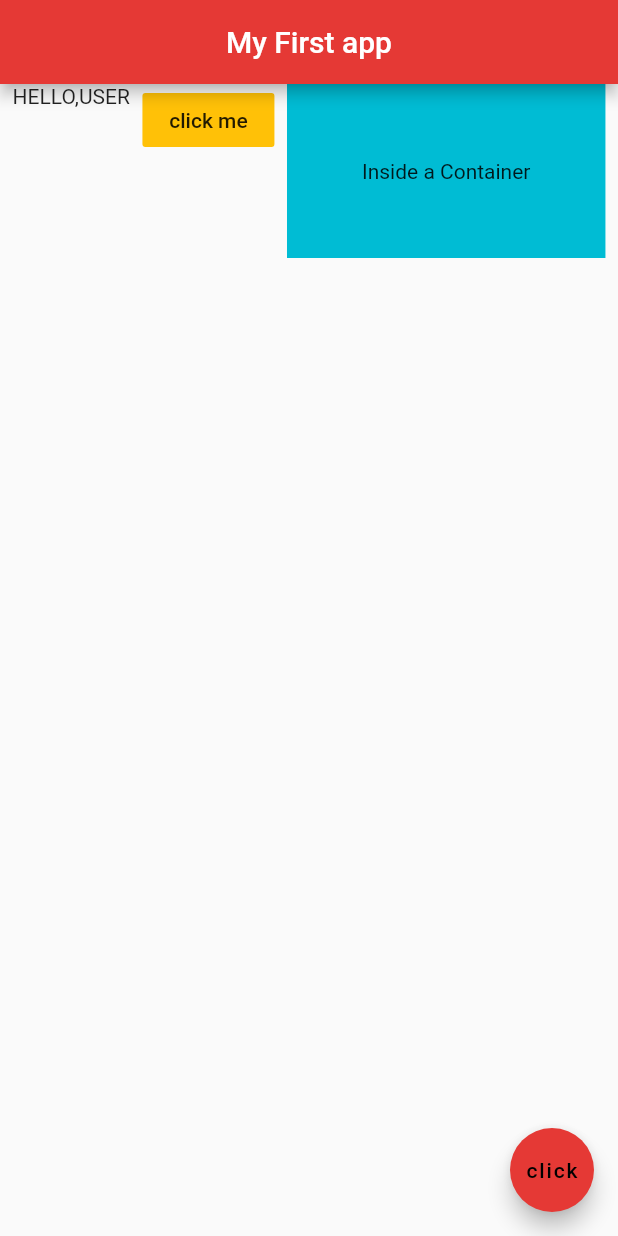
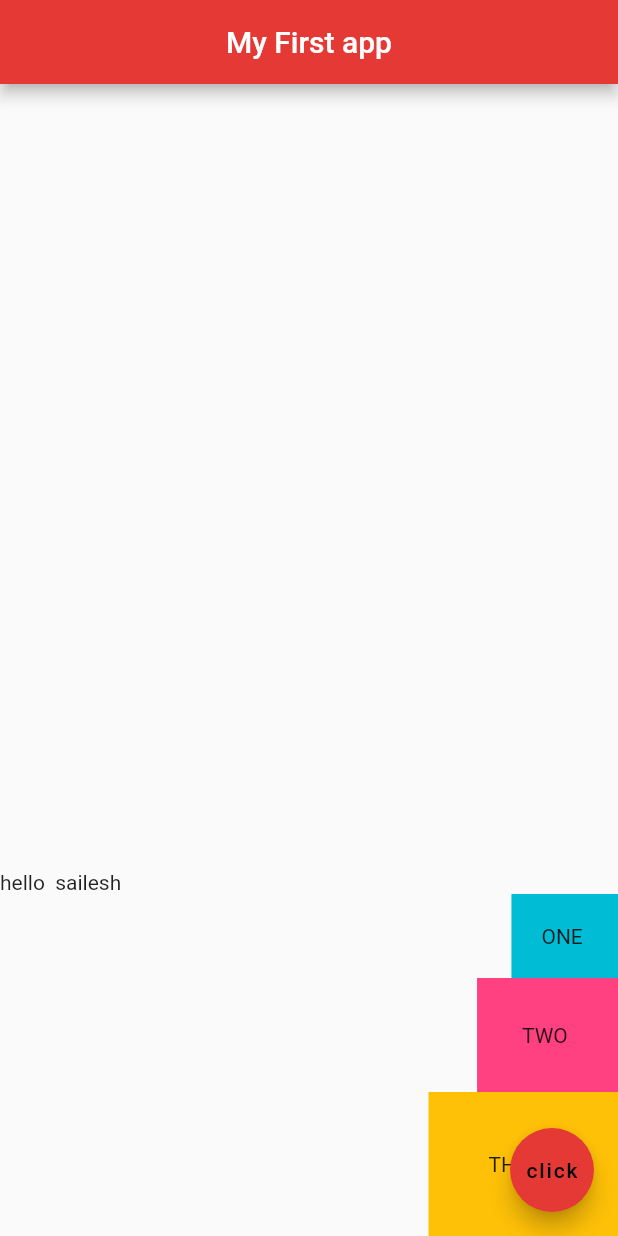
Before and after one commit to shivasailesh/flutter_sample, a Flutter app: the screen it shows after launch, on a phone screen of 412 x 824 dp. Run offline on Flutter 3.47's test engine with Material 2 defaults, Android fonts, the phone set to English and light mode, and no system bars.

Commit message:
fifth commit

```diff
--- a/lib/main.dart
+++ b/lib/main.dart
@@ -14,16 +14,31 @@ class Home extends StatelessWidget {
         centerTitle: true,
         backgroundColor:Colors.red[600],
       ),
-      body:Row(
-        mainAxisAlignment: MainAxisAlignment.spaceEvenly,
-        crossAxisAlignment: CrossAxisAlignment.start,
+      body:Column(
+        mainAxisAlignment: MainAxisAlignment.end,
+        crossAxisAlignment: CrossAxisAlignment.end,
+
         children: <Widget>[
-          Text('HELLO,USER'),
-          FlatButton(onPressed: (){}, child: Text("click me"),color: Colors.amber,),
+          Row(
+            children: <Widget>[
+              Text("hello"),
+              Text("  sailesh"),
+            ],
+          ),
           Container(
             color:Colors.cyan,
-            padding: EdgeInsets.all(50.0),
-            child:Text("Inside a Container"),
+            padding: EdgeInsets.all(20.0),
+            child:Text("ONE "),
+          ),
+          Container(
+            color:Colors.pinkAccent,
+            padding: EdgeInsets.all(30.0),
+            child:Text("TWO "),
+          ),
+          Container(
+            color:Colors.amber,
+            padding: EdgeInsets.all(40.0),
+            child:Text("THREE "),
           ),
         ],
       ),
```
